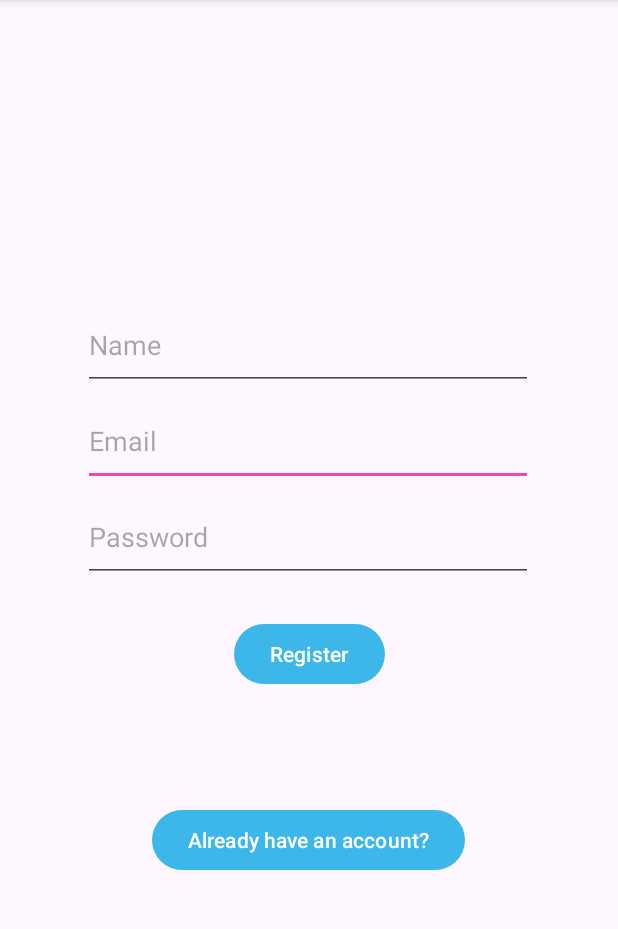
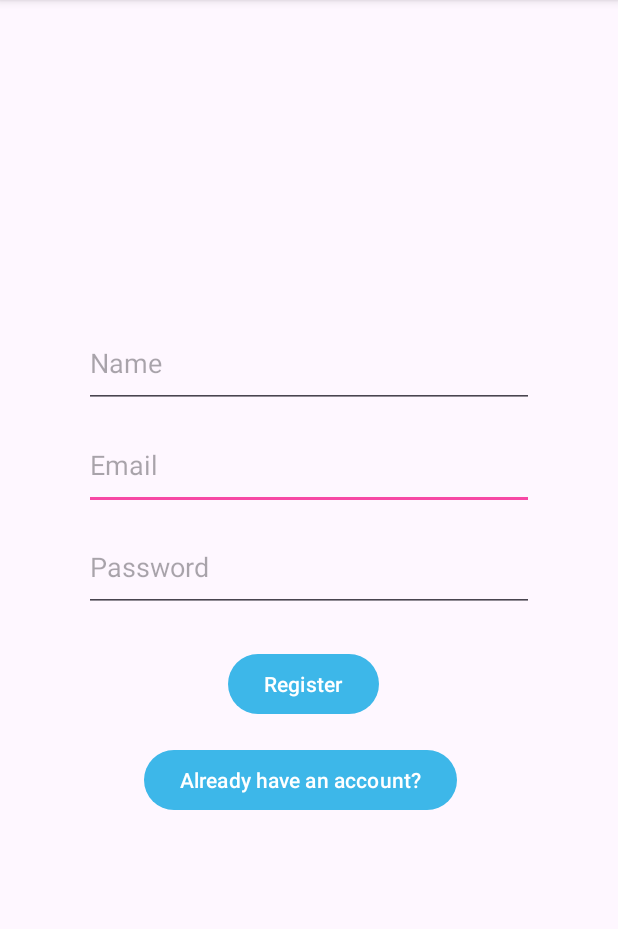
Before and after one commit to uhhigor/mobi23-planner, an Android app: the RegisterActivity screen opened directly, with no data from a screen before it, on a phone screen of 412 x 824 dp, the part 96-1025 px from its top. Run offline under Robolectric (Android 15) with nearby library versions, the phone set to English and light mode, and no system bars; our stand-ins replace Firebase (no records; nobody signed in at launch, a user with empty details on screens opened directly).

Commit message:
activity_login.xml, activity_register.xml constraints fix

```diff
--- a/app/src/main/res/layout/activity_register.xml
+++ b/app/src/main/res/layout/activity_register.xml
@@ -15,26 +15,26 @@
         android:id="@+id/etEmail"
         android:layout_width="300dp"
         android:layout_height="60dp"
-        android:layout_marginTop="4dp"
+        android:layout_marginTop="8dp"
         android:autofillHints="emailAddress"
         android:hint="@string/prompt_email"
         android:inputType="textEmailAddress"
         android:selectAllOnFocus="true"
-        app:layout_constraintEnd_toEndOf="parent"
-        app:layout_constraintHorizontal_bias="0.495"
-        app:layout_constraintStart_toStartOf="parent"
+        app:layout_constraintStart_toStartOf="@+id/etName"
         app:layout_constraintTop_toBottomOf="@+id/etName" />
 
     <EditText
         android:id="@+id/etName"
         android:layout_width="300dp"
         android:layout_height="60dp"
-        android:layout_marginTop="184dp"
+        android:layout_marginStart="32dp"
+        android:layout_marginTop="196dp"
+        android:layout_marginEnd="32dp"
         android:autofillHints="name"
         android:hint="@string/prompt_name"
         android:inputType="text"
         app:layout_constraintEnd_toEndOf="parent"
-        app:layout_constraintHorizontal_bias="0.495"
+        app:layout_constraintHorizontal_bias="0.51"
         app:layout_constraintStart_toStartOf="parent"
         app:layout_constraintTop_toTopOf="parent" />
 
@@ -42,15 +42,13 @@
         android:id="@+id/etPassword"
         android:layout_width="300dp"
         android:layout_height="60dp"
-        android:layout_marginTop="4dp"
+        android:layout_marginTop="8dp"
         android:autofillHints="password"
         android:hint="@string/prompt_password"
         android:imeOptions="actionDone"
         android:inputType="textPassword"
         android:selectAllOnFocus="true"
-        app:layout_constraintEnd_toEndOf="parent"
-        app:layout_constraintHorizontal_bias="0.495"
-        app:layout_constraintStart_toStartOf="parent"
+        app:layout_constraintStart_toStartOf="@+id/etEmail"
         app:layout_constraintTop_toBottomOf="@+id/etEmail" />
 
     <Button
@@ -58,27 +56,21 @@
         android:layout_width="wrap_content"
         android:layout_height="wrap_content"
         android:layout_gravity="start"
+        android:layout_marginStart="96dp"
         android:layout_marginTop="24dp"
-        android:layout_marginBottom="296dp"
         android:enabled="true"
         android:text="@string/action_register"
-        app:layout_constraintBottom_toBottomOf="parent"
-        app:layout_constraintEnd_toEndOf="parent"
-        app:layout_constraintStart_toStartOf="parent"
-        app:layout_constraintTop_toBottomOf="@+id/etPassword"
-        app:layout_constraintVertical_bias="0.0" />
+        app:layout_constraintStart_toStartOf="@+id/etPassword"
+        app:layout_constraintTop_toBottomOf="@+id/etPassword" />
 
     <Button
         android:id="@+id/btGoToLogin"
         android:layout_width="wrap_content"
         android:layout_height="wrap_content"
-        android:layout_marginStart="120dp"
-        android:layout_marginTop="76dp"
-        android:layout_marginEnd="120dp"
+        android:layout_marginStart="40dp"
+        android:layout_marginTop="16dp"
         android:text="@string/already_have_account"
-        app:layout_constraintEnd_toEndOf="parent"
-        app:layout_constraintHorizontal_bias="0.512"
-        app:layout_constraintStart_toStartOf="parent"
+        app:layout_constraintStart_toStartOf="@+id/etPassword"
         app:layout_constraintTop_toBottomOf="@+id/btRegister" />
 
 </androidx.constraintlayout.widget.ConstraintLayout>
```
Also changed, not shown: app/src/main/res/layout/activity_login.xml (+11 -16 lines).
